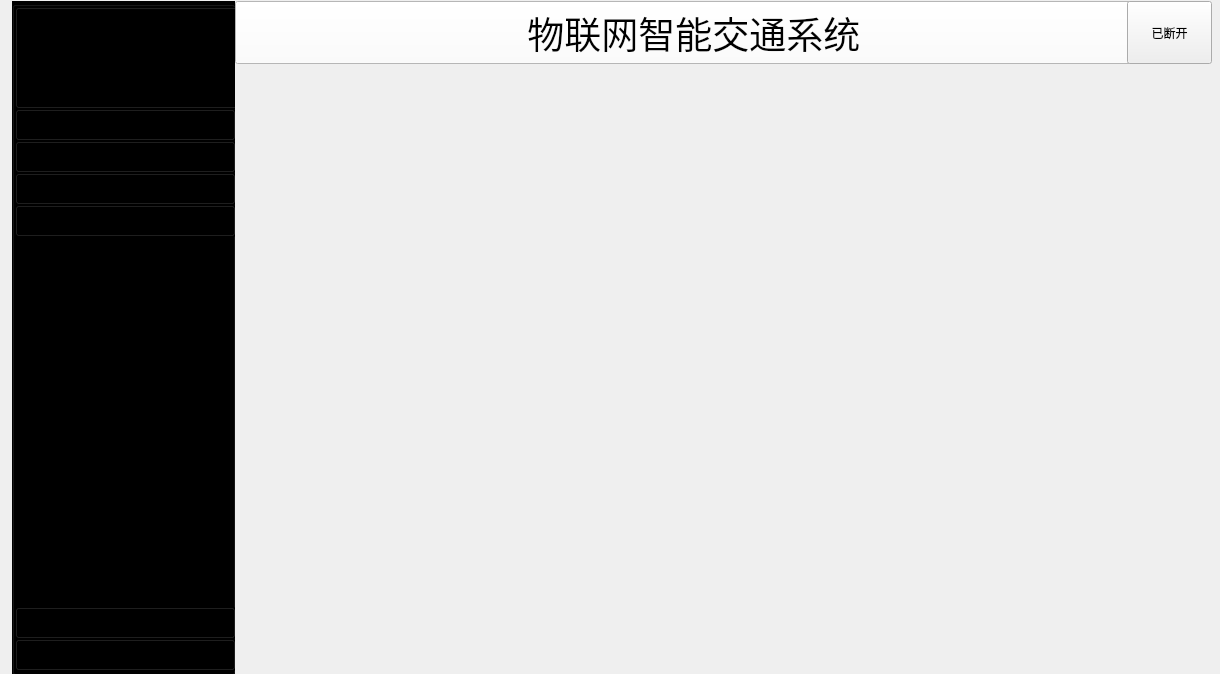
The window that widget.ui (CSU-Bug-Killer/CarDemo2) describes before a commit, drawn with Qt 5.
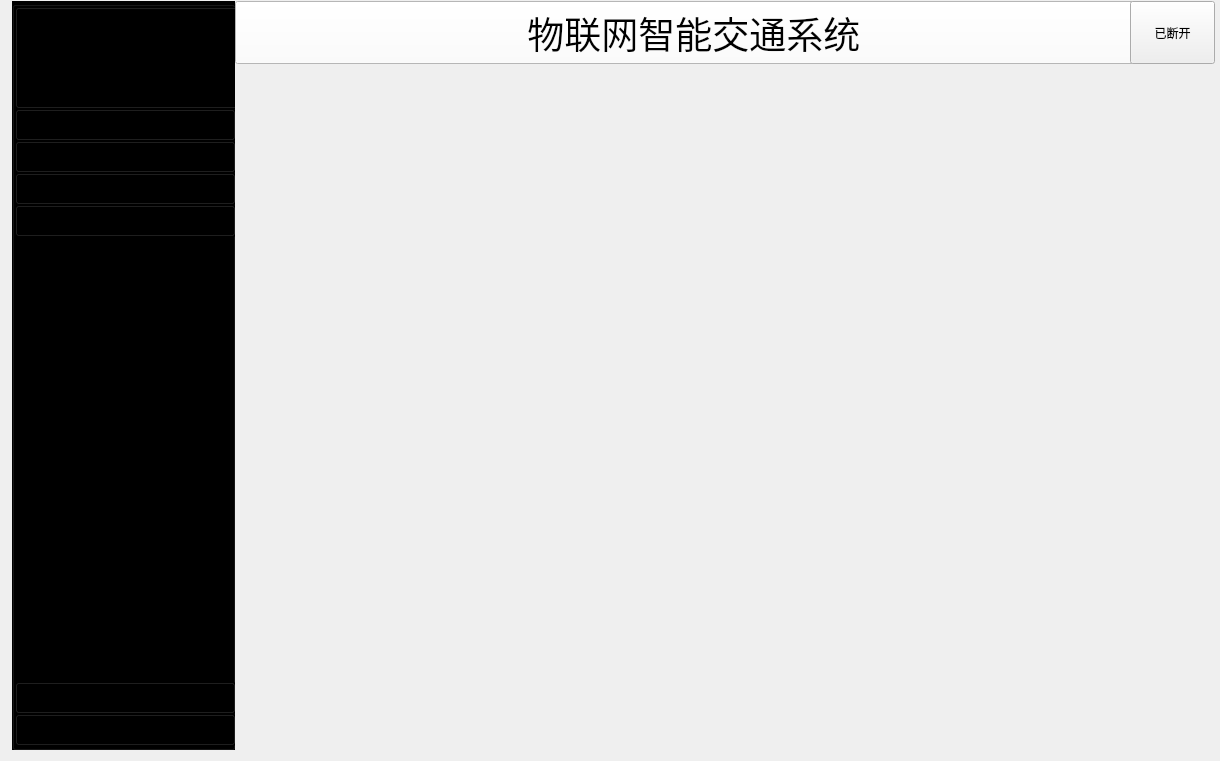
The same window after the commit. Icons and pictures are not drawn.

```diff
--- a/widget.ui
+++ b/widget.ui
@@ -7,7 +7,7 @@
     <x>0</x>
     <y>0</y>
     <width>1220</width>
-    <height>674</height>
+    <height>761</height>
    </rect>
   </property>
   <property name="windowTitle">
@@ -22,8 +22,8 @@
     <rect>
      <x>1</x>
      <y>-10</y>
-     <width>1222</width>
-     <height>686</height>
+     <width>1225</width>
+     <height>771</height>
     </rect>
    </property>
    <layout class="QHBoxLayout" name="horizontalLayout_3">
@@ -33,7 +33,7 @@
     <item>
      <widget class="QGroupBox" name="groupBox">
       <property name="sizePolicy">
-       <sizepolicy hsizetype="Fixed" vsizetype="Fixed">
+       <sizepolicy hsizetype="Fixed" vsizetype="Preferred">
         <horstretch>0</horstretch>
         <verstretch>0</verstretch>
        </sizepolicy>
@@ -41,13 +41,13 @@
       <property name="minimumSize">
        <size>
         <width>223</width>
-        <height>674</height>
+        <height>675</height>
        </size>
       </property>
       <property name="maximumSize">
        <size>
         <width>223</width>
-        <height>680</height>
+        <height>3767</height>
        </size>
       </property>
       <property name="styleSheet">
@@ -447,8 +447,14 @@
          <widget class="QStackedWidget" name="mapBoardSkd">
           <property name="minimumSize">
            <size>
-            <width>758</width>
-            <height>615</height>
+            <width>700</width>
+            <height>700</height>
+           </size>
+          </property>
+          <property name="maximumSize">
+           <size>
+            <width>700</width>
+            <height>700</height>
            </size>
           </property>
           <property name="currentIndex">
```
